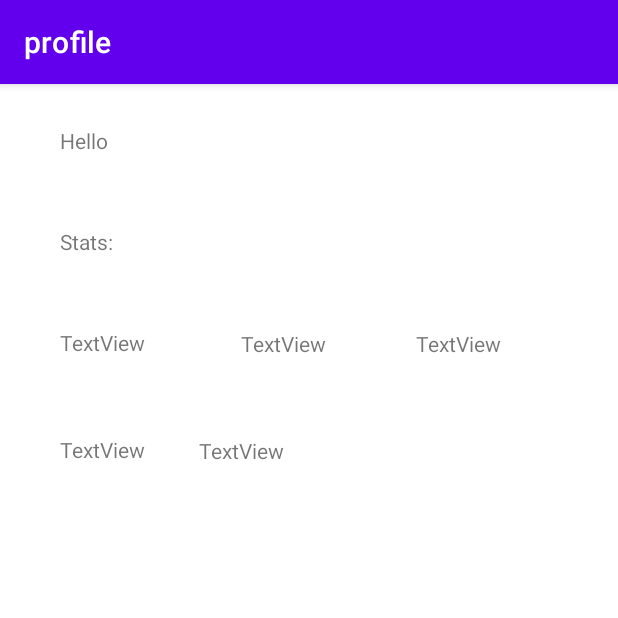
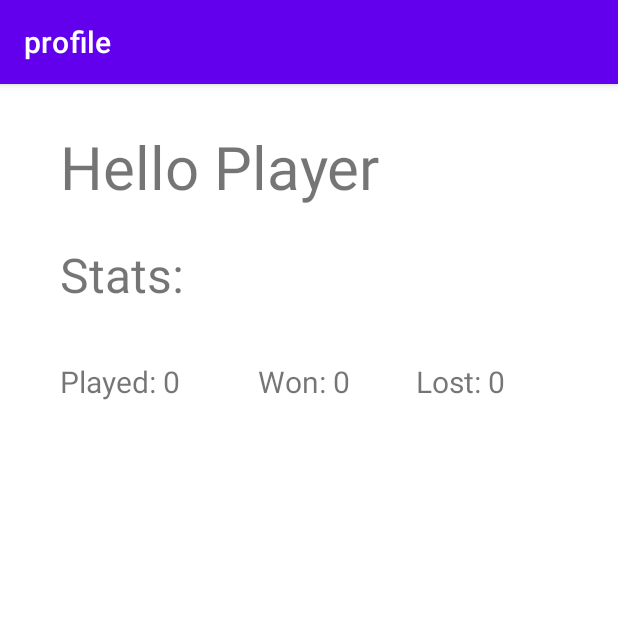
Before and after one commit to CSUF-CPSC411A-2022S/project-the-brogrammers, an Android app: the screen it shows after launch (MainActivity), on a phone screen of 412 x 824 dp, the top half of it. Run offline under Robolectric (Android 15) with nearby library versions, the phone set to English and light mode, and no system bars; our stand-ins replace navigation-ui.

Commit message:
Added player profile and modified profile fragment

```diff
--- a/app/src/main/java/com/example/shwordle/Profile.kt
+++ b/app/src/main/java/com/example/shwordle/Profile.kt
@@ -1,21 +1,15 @@
 package com.example.shwordle
 
-import android.os.Bundle
-import android.view.LayoutInflater
-import android.view.View
-import android.view.ViewGroup
-import androidx.fragment.app.Fragment
-import com.example.shwordle.databinding.ProfileBinding
+class Profile {
+    companion object {
+        var name = "Player"
+        var gamesPlayed = 0
+        var gamesWon = 0
+        var gamesLost = 0
 
+        //Have the top 10 difficult words
+        var difficultWords = mutableListOf<String>()
+        var favoriteTopics = mutableListOf<String>()
+    }
 
-class Profile : Fragment() {
-    override fun onCreateView(
-        inflater: LayoutInflater, container: ViewGroup?,
-        savedInstanceState: Bundle?
-    ): View? {
-        val binding = ProfileBinding.inflate(layoutInflater)
-        binding.name.text = "Hello"
-
-        return binding.root
-    }
 }
--- /dev/null
+++ b/app/src/main/java/com/example/shwordle/ProfileFragment.kt
@@ -0,0 +1,23 @@
+package com.example.shwordle
+
+import android.os.Bundle
+import android.view.LayoutInflater
+import android.view.View
+import android.view.ViewGroup
+import androidx.fragment.app.Fragment
+import com.example.shwordle.databinding.ProfileBinding
+
+
+class ProfileFragment : Fragment() {
+    override fun onCreateView(
+        inflater: LayoutInflater, container: ViewGroup?,
+        savedInstanceState: Bundle?
+    ): View? {
+        val binding = ProfileBinding.inflate(layoutInflater)
+        binding.name.text = "Hello ${Profile.name}"
+        binding.gamesPlayed.text = "Played: ${Profile.gamesPlayed}"
+        binding.gamesWon.text = "Won: ${Profile.gamesWon}"
+        binding.gamesLost.text = "Lost: ${Profile.gamesLost}"
+        return binding.root
+    }
+}
--- a/app/src/main/res/layout/activity_main.xml
+++ b/app/src/main/res/layout/activity_main.xml
@@ -8,9 +8,11 @@
 
     <fragment
         android:id="@+id/nav_host"
+        android:name="androidx.navigation.fragment.NavHostFragment"
         android:layout_width="match_parent"
         android:layout_height="match_parent"
-        android:name="androidx.navigation.fragment.NavHostFragment"
+        app:defaultNavHost="true"
         app:navGraph="@navigation/navigation"
-        app:defaultNavHost="true"/>
+        tools:layout_editor_absoluteX="0dp"
+        tools:layout_editor_absoluteY="0dp" />
 </androidx.constraintlayout.widget.ConstraintLayout>
--- a/app/src/main/res/layout/profile.xml
+++ b/app/src/main/res/layout/profile.xml
@@ -5,17 +5,17 @@
     android:id="@+id/frameLayout"
     android:layout_width="match_parent"
     android:layout_height="match_parent"
-    tools:context=".Profile">
+    tools:context=".ProfileFragment">
 
-    <!-- TODO: Update blank fragment layout -->
 
     <TextView
         android:id="@+id/name"
-        android:layout_width="wrap_content"
-        android:layout_height="wrap_content"
+        android:layout_width="333dp"
+        android:layout_height="53dp"
         android:layout_marginStart="40dp"
         android:layout_marginTop="28dp"
         android:text="@string/hello_blank_fragment"
+        android:textSize="40sp"
         app:layout_constraintStart_toStartOf="parent"
         app:layout_constraintTop_toTopOf="parent" />
 
@@ -24,8 +24,9 @@
         android:layout_width="wrap_content"
         android:layout_height="wrap_content"
         android:layout_marginStart="40dp"
-        android:layout_marginTop="48dp"
-        android:text="Stats:"
+        android:layout_marginTop="24dp"
+        android:text="@string/stats"
+        android:textSize="32sp"
         app:layout_constraintStart_toStartOf="parent"
         app:layout_constraintTop_toBottomOf="@+id/name" />
 
@@ -34,8 +35,9 @@
         android:layout_width="wrap_content"
         android:layout_height="wrap_content"
         android:layout_marginStart="40dp"
-        android:layout_marginTop="48dp"
+        android:layout_marginTop="36dp"
         android:text="TextView"
+        android:textSize="20sp"
         app:layout_constraintStart_toStartOf="parent"
         app:layout_constraintTop_toBottomOf="@+id/stats" />
 
@@ -43,40 +45,22 @@
         android:id="@+id/gamesWon"
         android:layout_width="wrap_content"
         android:layout_height="wrap_content"
-        android:layout_marginStart="64dp"
-        android:layout_marginTop="116dp"
+        android:layout_marginStart="52dp"
+        android:layout_marginTop="36dp"
         android:text="TextView"
+        android:textSize="20sp"
         app:layout_constraintStart_toEndOf="@+id/gamesPlayed"
-        app:layout_constraintTop_toBottomOf="@+id/name" />
+        app:layout_constraintTop_toBottomOf="@+id/stats" />
 
     <TextView
         android:id="@+id/gamesLost"
         android:layout_width="wrap_content"
         android:layout_height="wrap_content"
-        android:layout_marginStart="60dp"
-        android:layout_marginTop="116dp"
+        android:layout_marginStart="44dp"
+        android:layout_marginTop="36dp"
         android:text="TextView"
+        android:textSize="20dp"
         app:layout_constraintStart_toEndOf="@+id/gamesWon"
-        app:layout_constraintTop_toBottomOf="@+id/name" />
-
-    <TextView
-        android:id="@+id/difficultWords"
-        android:layout_width="wrap_content"
-        android:layout_height="wrap_content"
-        android:layout_marginStart="40dp"
-        android:layout_marginTop="52dp"
-        android:text="TextView"
-        app:layout_constraintStart_toStartOf="parent"
-        app:layout_constraintTop_toBottomOf="@+id/gamesPlayed" />
-
-    <TextView
-        android:id="@+id/favoriteTopics"
-        android:layout_width="wrap_content"
-        android:layout_height="wrap_content"
-        android:layout_marginStart="36dp"
-        android:layout_marginTop="52dp"
-        android:text="TextView"
-        app:layout_constraintStart_toEndOf="@+id/difficultWords"
-        app:layout_constraintTop_toBottomOf="@+id/gamesWon" />
+        app:layout_constraintTop_toBottomOf="@+id/stats" />
 
 </androidx.constraintlayout.widget.ConstraintLayout>
--- a/app/src/main/res/navigation/navigation.xml
+++ b/app/src/main/res/navigation/navigation.xml
@@ -6,7 +6,7 @@
     app:startDestination="@id/profile">
     <fragment
         android:id="@+id/profile"
-        android:name="com.example.shwordle.Profile"
+        android:name="com.example.shwordle.ProfileFragment"
         android:label="profile"
         tools:layout="@layout/profile" />
 </navigation>
--- a/app/src/main/res/values/strings.xml
+++ b/app/src/main/res/values/strings.xml
@@ -2,4 +2,5 @@
     <string name="app_name">Shwordle</string>
     <!-- TODO: Remove or change this placeholder text -->
     <string name="hello_blank_fragment">Hello blank fragment</string>
+    <string name="stats">Stats:</string>
 </resources>
```
